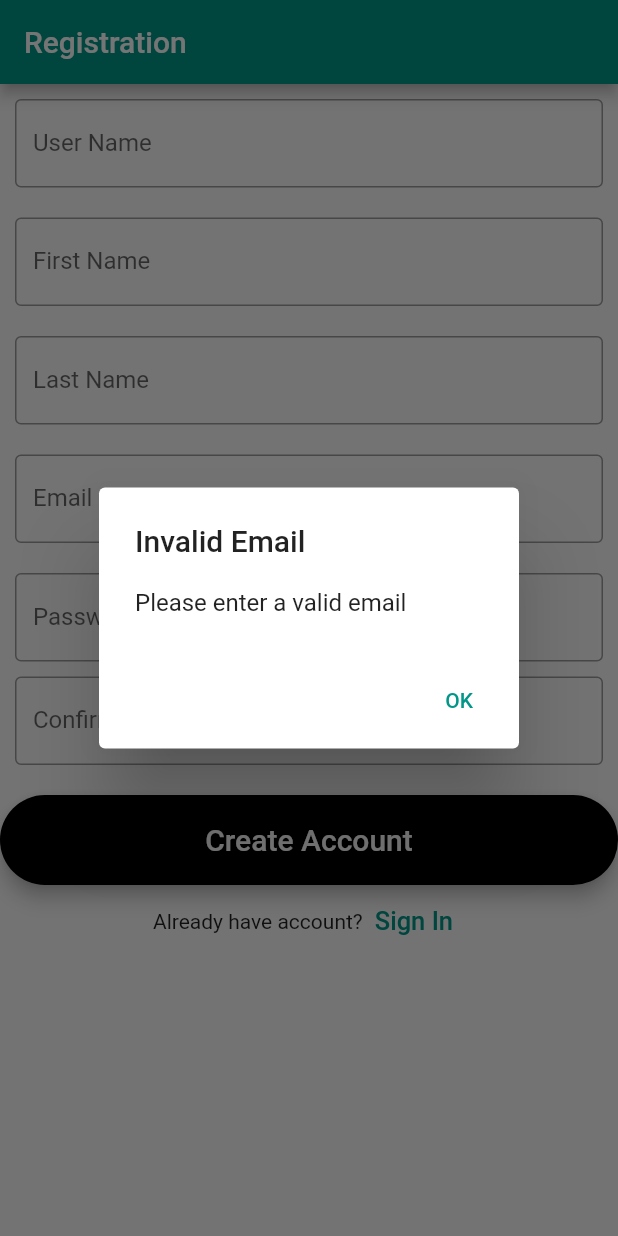
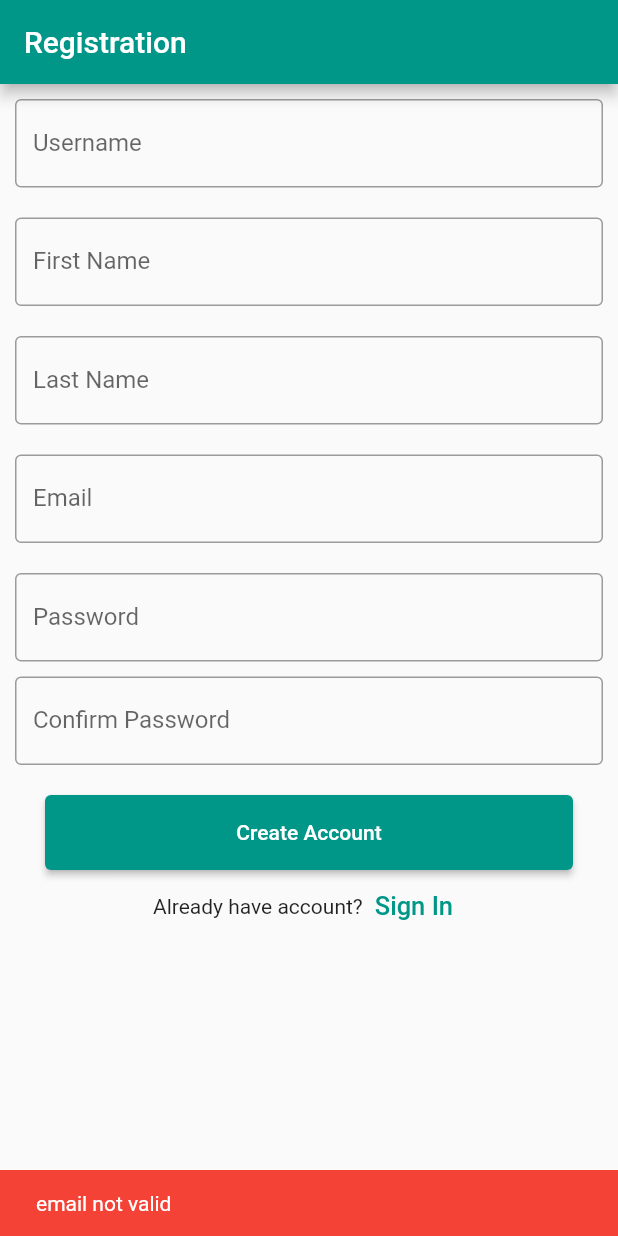
Before and after one commit to elinonga/hospital_app_flutter_frontend, a Flutter app: the RegistrationPage screen opened directly, after a tap on "Create Account", on a phone screen of 412 x 824 dp. Run offline on Flutter 3.47's test engine with Material 2 defaults, Android fonts, the phone set to English and light mode, and no system bars; our stand-ins replace hexcolor.

Commit message:
:sparkles: Registration Page update

```diff
--- a/lib/main.dart
+++ b/lib/main.dart
@@ -17,7 +17,6 @@ class MyApp extends StatelessWidget {
       theme: ThemeData(
         primarySwatch: Colors.teal,
       ),
-      // home: const MainScreen(),
       home: const MainScreen(),
     );
   }
--- a/lib/pages/auth/register.dart
+++ b/lib/pages/auth/register.dart
@@ -7,6 +7,7 @@ import 'package:http/http.dart' as http;
 import 'package:medical_app/pages/home.dart';
 import 'package:medical_app/services/auth_service.dart';
 import 'package:medical_app/pages/widgets/auth/button.dart';
+import 'package:medical_app/services/globals.dart';
 
 class RegistrationPage extends StatefulWidget {
   const RegistrationPage({Key? key}) : super(key: key);
@@ -16,14 +17,40 @@ class RegistrationPage extends StatefulWidget {
 }
 
 class _RegistrationPageState extends State<RegistrationPage> {
-
-  String firstName = '';
-  String lastName = '';
+  String first_name = '';
+  String last_name = '';
   String username = '';
   String email = '';
-  String password = '';
-  String confirmPassword = '';
+  String password1 = '';
+  String password2 = '';
 
+  // Method to create account
+  createAccount() async {
+    bool emailValid = RegExp(
+            r"^[a-zA-Z0-9.a-zA-Z0-9.!#$%&'*+-/=?^_`{|}~]+@[a-zA-Z0-9]+\.[a-zA-Z]+")
+        .hasMatch(email);
+    if (emailValid) {
+      // create account
+      http.Response response = await AuthServices.register(
+          first_name, last_name, email, password1, password2, username);
+
+      Map responseMap = jsonDecode(response.body);
+
+      if (response.statusCode == 200) {
+        // if account created successfully
+        Navigator.push(
+            context,
+            MaterialPageRoute(
+              builder: (BuildContext context) => const HomePage(),
+            ));
+      } else {
+        // if account not created successfully
+        errorSnackBar(context, responseMap.values.first[0]);
+      }
+    } else {
+      errorSnackBar(context, 'email not valid');
+    }
+  }
 
   @override
   Widget build(BuildContext context) {
@@ -41,10 +68,10 @@ class _RegistrationPageState extends State<RegistrationPage> {
           child: TextField(
             decoration: const InputDecoration(
               border: OutlineInputBorder(),
-              labelText: 'User Name',
+              labelText: 'Username',
             ),
             onChanged: (value) {
-                username = value;
+              username = value;
             },
           ),
         ),
@@ -58,7 +85,7 @@ class _RegistrationPageState extends State<RegistrationPage> {
               labelText: 'First Name',
             ),
             onChanged: (value) {
-                firstName = value;
+              first_name = value;
             },
           ),
         ),
@@ -72,7 +99,7 @@ class _RegistrationPageState extends State<RegistrationPage> {
               labelText: 'Last Name',
             ),
             onChanged: (value) {
-                lastName = value;
+              last_name = value;
             },
           ),
         ),
@@ -86,7 +113,7 @@ class _RegistrationPageState extends State<RegistrationPage> {
               labelText: 'Email',
             ),
             onChanged: (value) {
-                email = value;
+              email = value;
             },
           ),
         ),
@@ -101,7 +128,7 @@ class _RegistrationPageState extends State<RegistrationPage> {
               labelText: 'Password',
             ),
             onChanged: (value) {
-                password = value;
+              password1 = value;
             },
           ),
         ),
@@ -116,7 +143,7 @@ class _RegistrationPageState extends State<RegistrationPage> {
               labelText: 'Confirm Password',
             ),
             onChanged: (value) {
-                confirmPassword = value;
+              password2 = value;
             },
           ),
         ),
@@ -156,110 +183,4 @@ class _RegistrationPageState extends State<RegistrationPage> {
       ]),
     );
   }
-
-
-  // Method to create account
-  createAccount() async {
-    if (password != confirmPassword) {
-      showDialog(
-        context: context,
-        builder: (BuildContext context) {
-          return AlertDialog(
-            title: const Text('Passwords do not match'),
-            content: const Text('Please confirm your password'),
-            actions: <Widget>[
-              TextButton(
-                child: const Text('OK'),
-                onPressed: () {
-                  Navigator.of(context).pop();
-                },
-              ),
-            ],
-          );
-        },
-      );
-    } else {
-      // if passwords match create account
-      bool emailValid = RegExp(
-            r"^[a-zA-Z0-9.a-zA-Z0-9.!#$%&'*+-/=?^_`{|}~]+@[a-zA-Z0-9]+\.[a-zA-Z]+")
-        .hasMatch(email);
-      if (emailValid) {
-        // create account
-        http.Response response =
-          await AuthServices.register(firstName, lastName, email,
-          password, confirmPassword, username);
-
-        if (response.statusCode == 200) {
-          // if account created successfully
-          final Map<String, dynamic> responseData = json.decode(response.body);
-          if (responseData['success']) {
-            // if account created successfully
-            // ignore: use_build_context_synchronously
-            Navigator.push(
-              context,
-              MaterialPageRoute(
-                builder: (BuildContext context) => const HomePage(),
-              ));
-          } else {
-            // if account not created successfully
-            showDialog(
-              context: context,
-              builder: (BuildContext context) {
-                return AlertDialog(
-                  title: const Text('Account not created'),
-                  content: Text(responseData['message']),
-                  actions: <Widget>[
-                    TextButton(
-                      child: const Text('OK'),
-                      onPressed: () {
-                        Navigator.of(context).pop();
-                      },
-                    ),
-                  ],
-                );
-              },
-            );
-          }
-        } else {
-          // if account not created successfully
-          showDialog(
-            context: context,
-            builder: (BuildContext context) {
-              return AlertDialog(
-                title: const Text('Account not created'),
-                content: const Text('Please try again'),
-                actions: <Widget>[
-                  TextButton(
-                    child: const Text('OK'),
-                    onPressed: () {
-                      Navigator.of(context).pop();
-                    },
-                  ),
-                ],
-              );
-            },
-          );
-        }
-      } else {
-        showDialog(
-          context: context,
-          builder: (BuildContext context) {
-            return AlertDialog(
-              title: const Text('Invalid Email'),
-              content: const Text('Please enter a valid email'),
-              actions: <Widget>[
-                TextButton(
-                  child: const Text('OK'),
-                  onPressed: () {
-                    Navigator.of(context).pop();
-                  },
-                ),
-              ],
-            );
-          },
-        );
-      }
-    }
-  }
-
 }
--- a/lib/pages/widgets/auth/button.dart
+++ b/lib/pages/widgets/auth/button.dart
@@ -1,31 +1,23 @@
 import 'package:flutter/material.dart';
 
 class LoginRegButton extends StatelessWidget {
-  const LoginRegButton({
-    Key? key,
-  required this.btnText,
-  required this.onBtnPressed}) : super(key: key);
+  const LoginRegButton(
+      {Key? key, required this.btnText, required this.onBtnPressed})
+      : super(key: key);
 
   final String btnText;
   final Function onBtnPressed;
 
   @override
   Widget build(BuildContext context) {
-    return Material(
-      elevation: 5,
-      color: Colors.black,
-      borderRadius: BorderRadius.circular(30),
-      child: MaterialButton(
-        onPressed: () {
-          onBtnPressed();
-        },
-        minWidth: 320,
-        height: 60,
-        child: Text(
-          btnText,
-          style: const TextStyle(color: Colors.white, fontSize: 20),
-        ),
-      ),
-    );
+    return Container(
+        height: 50,
+        padding: const EdgeInsets.fromLTRB(30, 0, 30, 0),
+        child: ElevatedButton(
+          child: Text(btnText),
+          onPressed: () {
+            onBtnPressed();
+          },
+        ));
   }
 }
--- a/lib/services/auth_service.dart
+++ b/lib/services/auth_service.dart
@@ -4,34 +4,29 @@ import 'package:http/http.dart' as http;
 // Registration AuthService
 class AuthServices {
   static Future<http.Response> register(
-    String firstName,
-    String lastName,
+    String first_name,
+    String last_name,
     String email,
-    String password,
-    String confirmPassword,
+    String password1,
+    String password2,
     String username,
   ) async {
     Map data = {
-      'first_name': firstName,
-      'last_name': lastName,
+      'first_name': first_name,
+      'last_name': last_name,
       'email': email,
-      'password': password,
-      'confirm_password': confirmPassword,
+      'password1': password1,
+      'password2': password2,
       'username': username,
     };
 
     var body = json.encode(data);
     var url = Uri.parse("http://127.0.0.1:8000/registration/");
 
-
-    http.Response response = await http.post(
-      url,
-      headers: {"Content-Type": "application/json"},
-      body: body
-      );
+    http.Response response = await http.post(url,
+        headers: {"Content-Type": "application/json"}, body: body);
 
     print(response.body);
     return response;
-
-    }
+  }
 }
--- /dev/null
+++ b/lib/services/globals.dart
@@ -0,0 +1,9 @@
+import 'package:flutter/material.dart';
+
+errorSnackBar(BuildContext context, String text) {
+  ScaffoldMessenger.of(context).showSnackBar(SnackBar(
+    backgroundColor: Colors.red,
+    content: Text(text),
+    duration: const Duration(seconds: 1),
+  ));
+}
```
